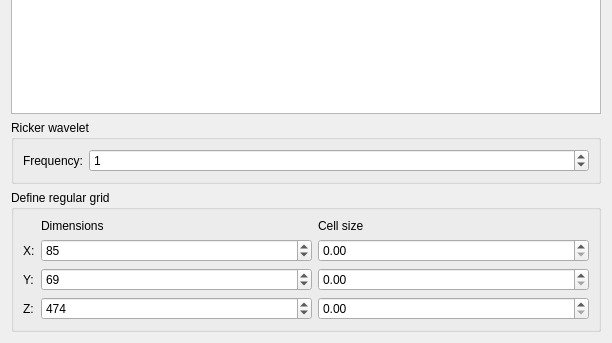
feliperails/syntheticseis, file console/EclipseGridImportPage.ui: the form before one commit; both pictures show x 0 to 612 and y 210 to 553 of the 612 by 553 pixel window.
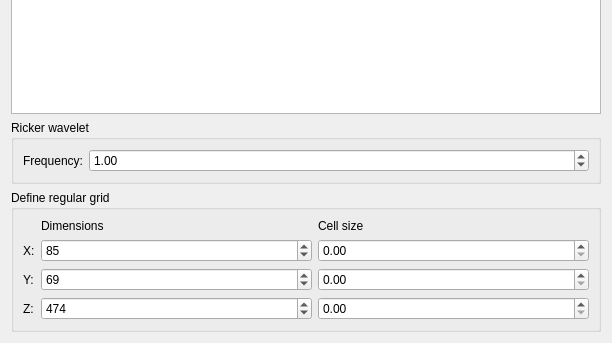
The form after the commit.

Patch:
```diff
--- a/console/EclipseGridImportPage.ui
+++ b/console/EclipseGridImportPage.ui
@@ -185,7 +185,10 @@
          </sizepolicy>
         </property>
         <property name="decimals">
-         <number>0</number>
+         <number>2</number>
+        </property>
+        <property name="minimum">
+         <double>0.010000000000000</double>
         </property>
         <property name="maximum">
          <double>10000.000000000000000</double>
```
